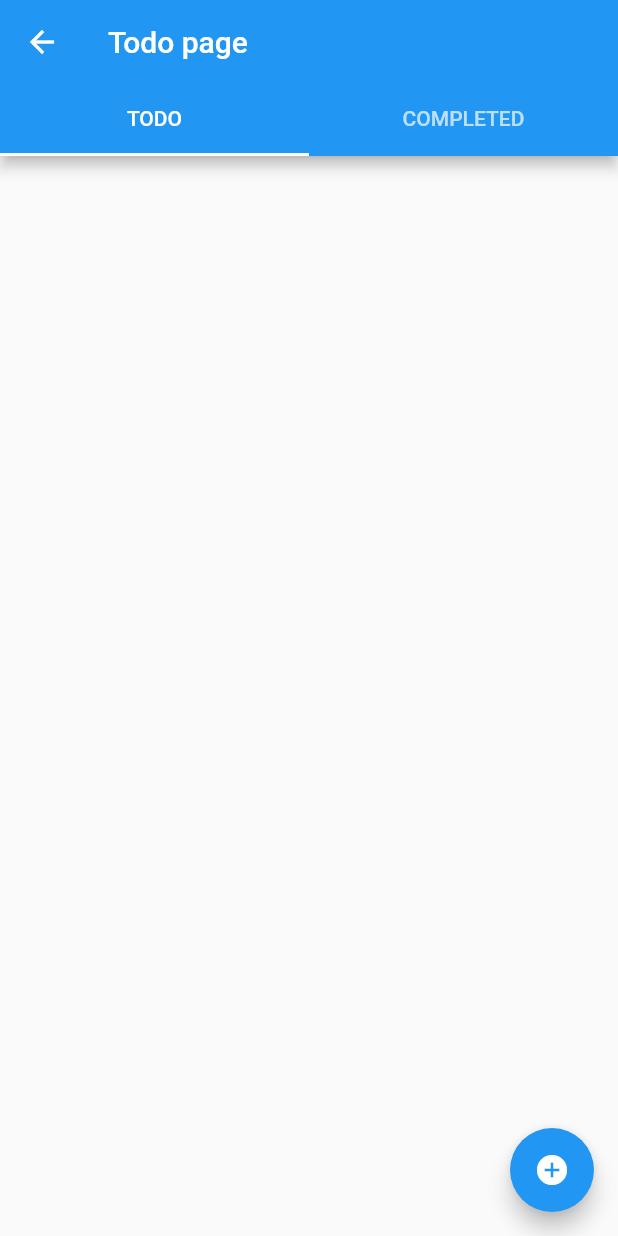
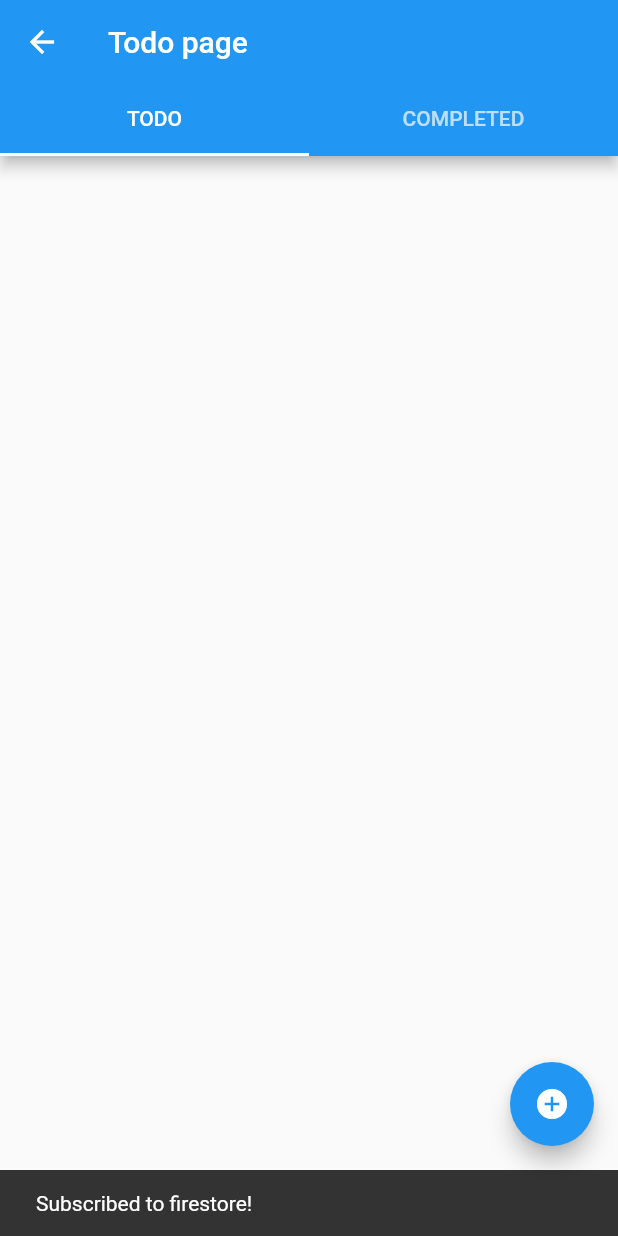
Before and after one commit to dangtuandat1995/inspius-todo, a Flutter app: the screen it shows after launch, after a tap on the "toc" icon, on a phone screen of 412 x 824 dp. Run offline on Flutter 3.47's test engine with Material 2 defaults, Android fonts, the phone set to English and light mode, and no system bars; our stand-ins replace bloc, cached_network_image, cloud_firestore, dartz, equatable, firebase_core and 6 more; accounts and stored records are empty.

Commit message:
update todo clean architecture

```diff
--- a/lib/core/usecase/usecase.dart
+++ b/lib/core/usecase/usecase.dart
@@ -4,3 +4,5 @@ import 'package:todo_firestore/core/failures/failure.dart';
 abstract class Usecase<ReturnType, Param> {
   Future<Either<Failure, ReturnType>> call(Param param);
 }
+
+class NoParams {}
--- /dev/null
+++ b/lib/features/todo/data/data_source/todo_data_source.dart
@@ -0,0 +1,21 @@
+import 'package:cloud_firestore/cloud_firestore.dart';
+import 'package:dartz/dartz.dart';
+import 'package:injectable/injectable.dart';
+import 'package:internet_connection_checker/internet_connection_checker.dart';
+import 'package:todo_firestore/core/failures/connection_failure.dart';
+import 'package:todo_firestore/core/failures/failure.dart';
+
+@injectable
+class TodoDataSource {
+  final InternetConnectionChecker connectionChecker;
+
+  TodoDataSource({required this.connectionChecker});
+
+  Future<Either<Failure, CollectionReference<Map<String, dynamic>>>>
+      getTodoCollection() async {
+    final isConnected = await connectionChecker.hasConnection;
+    if (!isConnected) return Left(ConnectionFailure());
+
+    return Right(FirebaseFirestore.instance.collection('todo'));
+  }
+}
--- a/lib/features/todo/domain/usecases/create_task.dart
+++ b/lib/features/todo/domain/usecases/create_task.dart
@@ -1,16 +1,18 @@
-import 'package:cloud_firestore/cloud_firestore.dart';
-import 'package:todo_firestore/features/todo/data/models/user_task_model.dart';
+import 'package:injectable/injectable.dart';
+import 'package:todo_firestore/core/failures/failure.dart';
+import 'package:dartz/dartz.dart';
+import 'package:todo_firestore/core/usecase/usecase.dart';
 import 'package:todo_firestore/features/todo/domain/entities/user_task.dart';
+import 'package:todo_firestore/features/todo/domain/repository/todo_repository.dart';
 
-class CreateTask {
-  Future<void> call(UserTask task) async {
-    final doc = FirebaseFirestore.instance.collection('todo').doc();
-    final taskWithId = UserTaskModel(
-      id: doc.id,
-      taskTitle: task.taskTitle,
-      taskDesc: task.taskDesc,
-      taskStatus: task.taskStatus,
-    );
-    await doc.set(taskWithId.toJson());
+@injectable
+class CreateTask extends Usecase<void, UserTask> {
+  final TodoRepository repository;
+
+  CreateTask({required this.repository});
+
+  @override
+  Future<Either<Failure, void>> call(UserTask param) async {
+    return repository.createTask(param);
   }
 }
--- a/lib/features/todo/domain/usecases/delete_task.dart
+++ b/lib/features/todo/domain/usecases/delete_task.dart
@@ -1,8 +1,18 @@
-import 'package:cloud_firestore/cloud_firestore.dart';
+import 'package:injectable/injectable.dart';
+import 'package:todo_firestore/core/failures/failure.dart';
+import 'package:dartz/dartz.dart';
+import 'package:todo_firestore/core/usecase/usecase.dart';
+import 'package:todo_firestore/features/todo/domain/repository/todo_repository.dart';
 
-class DeleteTask {
-  Future<void> call(String taskId) async {
-    final doc = FirebaseFirestore.instance.collection('todo').doc(taskId);
-    await doc.delete();
+import '../entities/user_task.dart';
+
+@injectable
+class DeleteTask extends Usecase<void, UserTask> {
+  final TodoRepository repository;
+
+  DeleteTask({required this.repository});
+  @override
+  Future<Either<Failure, void>> call(UserTask param) async {
+    return repository.deleteTask(param);
   }
 }
--- a/lib/features/todo/domain/usecases/read_task.dart
+++ b/lib/features/todo/domain/usecases/read_task.dart
@@ -1,16 +1,18 @@
-import 'package:cloud_firestore/cloud_firestore.dart';
-import 'package:todo_firestore/features/todo/data/models/user_task_model.dart';
+import 'package:injectable/injectable.dart';
+import 'package:todo_firestore/core/failures/failure.dart';
+import 'package:dartz/dartz.dart';
+import 'package:todo_firestore/core/usecase/usecase.dart';
 import 'package:todo_firestore/features/todo/domain/entities/user_task.dart';
+import 'package:todo_firestore/features/todo/domain/repository/todo_repository.dart';
 
-class ReadTask {
-  Stream<List<UserTask>> call() {
-    return FirebaseFirestore.instance
-        .collection('todo')
-        .snapshots()
-        .map((event) => event.docs
-            .map(
-              (e) => UserTaskModel.fromJson(e.data()),
-            )
-            .toList());
+@injectable
+class ReadTask extends Usecase<Stream<List<UserTask>>, NoParams> {
+  final TodoRepository repository;
+
+  ReadTask({required this.repository});
+
+  @override
+  Future<Either<Failure, Stream<List<UserTask>>>> call(NoParams param) {
+    return repository.readTask();
   }
 }
--- a/lib/features/todo/domain/usecases/update_task.dart
+++ b/lib/features/todo/domain/usecases/update_task.dart
@@ -1,17 +1,17 @@
-import 'package:cloud_firestore/cloud_firestore.dart';
-import 'package:todo_firestore/features/todo/data/models/user_task_model.dart';
+import 'package:injectable/injectable.dart';
+import 'package:todo_firestore/core/failures/failure.dart';
+import 'package:dartz/dartz.dart';
+import 'package:todo_firestore/core/usecase/usecase.dart';
 import 'package:todo_firestore/features/todo/domain/entities/user_task.dart';
+import 'package:todo_firestore/features/todo/domain/repository/todo_repository.dart';
 
-class UpdateTask {
-  Future<void> call(UserTask task) async {
-    final doc = FirebaseFirestore.instance.collection('todo').doc(task.id);
-    final taskModel = UserTaskModel(
-      id: task.id,
-      taskTitle: task.taskTitle,
-      taskDesc: task.taskDesc,
-      taskStatus: task.taskStatus,
-    );
+@injectable
+class UpdateTask extends Usecase<void, UserTask> {
+  final TodoRepository repository;
 
-    await doc.update(taskModel.toJson());
+  UpdateTask({required this.repository});
+  @override
+  Future<Either<Failure, void>> call(UserTask param) async {
+    return repository.updateTask(param);
   }
 }
--- /dev/null
+++ b/lib/features/todo/presentation/bloc/todo_bloc.dart
@@ -0,0 +1,58 @@
+import 'package:bloc/bloc.dart';
+import 'package:equatable/equatable.dart';
+import 'package:injectable/injectable.dart';
+import 'package:todo_firestore/core/usecase/usecase.dart';
+import 'package:todo_firestore/features/todo/domain/entities/user_task.dart';
+import 'package:todo_firestore/features/todo/domain/usecases/create_task.dart';
+import 'package:todo_firestore/features/todo/domain/usecases/delete_task.dart';
+import 'package:todo_firestore/features/todo/domain/usecases/read_task.dart';
+import 'package:todo_firestore/features/todo/domain/usecases/update_task.dart';
+
+part 'todo_event.dart';
+part 'todo_state.dart';
+
+@injectable
+class TodoBloc extends Bloc<TodoEvent, TodoState> {
+  final CreateTask createTask;
+  final ReadTask readTask;
+  final UpdateTask updateTask;
+  final DeleteTask deleteTask;
+  TodoBloc({
+    required this.createTask,
+    required this.readTask,
+    required this.updateTask,
+    required this.deleteTask,
+  }) : super(TodoInitial()) {
+    on<TodoEvent>((event, emit) async {
+      if (event is CreateTaskEvent) {
+        emit(LoadingState());
+        final result = await createTask(event.task);
+        result.fold(
+          (l) => emit(ErrorState(message: l.message)),
+          (r) => emit(CreateTaskState()),
+        );
+      } else if (event is ReadTaskEvent) {
+        emit(LoadingState());
+        final result = await readTask(NoParams());
+        result.fold(
+          (l) => emit(ErrorState(message: l.message)),
+          (r) => emit(ReadTaskState(taskStream: r)),
+        );
+      } else if (event is UpdateTaskEvent) {
+        emit(LoadingState());
+        final result = await updateTask(event.task);
+        result.fold(
+          (l) => emit(ErrorState(message: l.message)),
+          (r) => emit(UpdateTaskState()),
+        );
+      } else if (event is DeleteTaskEvent) {
+        emit(LoadingState());
+        final result = await deleteTask(event.task);
+        result.fold(
+          (l) => emit(ErrorState(message: l.message)),
+          (r) => emit(DeleteTaskState()),
+        );
+      }
+    });
+  }
+}
--- /dev/null
+++ b/lib/features/todo/presentation/bloc/todo_event.dart
@@ -0,0 +1,39 @@
+part of 'todo_bloc.dart';
+
+abstract class TodoEvent extends Equatable {
+  const TodoEvent();
+}
+
+class CreateTaskEvent extends TodoEvent {
+  final UserTask task;
+
+  const CreateTaskEvent({required this.task});
+
+  @override
+  List<Object?> get props => [task];
+}
+
+class ReadTaskEvent extends TodoEvent {
+  const ReadTaskEvent();
+
+  @override
+  List<Object?> get props => [];
+}
+
+class UpdateTaskEvent extends TodoEvent {
+  final UserTask task;
+
+  const UpdateTaskEvent({required this.task});
+
+  @override
+  List<Object?> get props => [task];
+}
+
+class DeleteTaskEvent extends TodoEvent {
+  final UserTask task;
+
+  const DeleteTaskEvent({required this.task});
+
+  @override
+  List<Object?> get props => [task];
+}
--- /dev/null
+++ b/lib/features/todo/presentation/bloc/todo_state.dart
@@ -0,0 +1,48 @@
+part of 'todo_bloc.dart';
+
+abstract class TodoState extends Equatable {
+  const TodoState();
+}
+
+class TodoInitial extends TodoState {
+  @override
+  List<Object?> get props => [];
+}
+
+class LoadingState extends TodoState {
+  @override
+  List<Object?> get props => [];
+}
+
+class ErrorState extends TodoState {
+  final String message;
+
+  const ErrorState({required this.message});
+
+  @override
+  List<Object?> get props => [message];
+}
+
+class CreateTaskState extends TodoState {
+  @override
+  List<Object?> get props => [];
+}
+
+class ReadTaskState extends TodoState {
+  final Stream<List<UserTask>> taskStream;
+
+  const ReadTaskState({required this.taskStream});
+
+  @override
+  List<Object?> get props => [taskStream];
+}
+
+class UpdateTaskState extends TodoState {
+  @override
+  List<Object?> get props => [];
+}
+
+class DeleteTaskState extends TodoState {
+  @override
+  List<Object?> get props => [];
+}
--- a/lib/features/todo/presentation/page/todo_page.dart
+++ b/lib/features/todo/presentation/page/todo_page.dart
@@ -1,16 +1,36 @@
 import 'package:flutter/material.dart';
+import 'package:flutter_bloc/flutter_bloc.dart';
 import 'package:todo_firestore/features/todo/domain/entities/user_task.dart';
+import 'package:todo_firestore/features/todo/presentation/provider/todo_provider.dart';
 import 'package:todo_firestore/features/todo/presentation/widgets/task_dialog.dart';
 import 'package:todo_firestore/features/todo/presentation/widgets/todo_tab_view.dart';
 
-class TodoPage extends StatelessWidget {
+import '../bloc/todo_bloc.dart';
+
+final _scaffoldKey = GlobalKey<ScaffoldState>();
+
+class TodoPage extends StatefulWidget {
   const TodoPage({super.key});
+
+  @override
+  State<TodoPage> createState() => _TodoPageState();
+}
+
+class _TodoPageState extends State<TodoPage> {
+  late Stream<List<UserTask>> taskStream;
+
+  @override
+  void initState() {
+    super.initState();
+    context.read<TodoBloc>().add(const ReadTaskEvent());
+  }
 
   @override
   Widget build(BuildContext context) {
     return DefaultTabController(
       length: 2,
       child: Scaffold(
+        key: _scaffoldKey,
         appBar: AppBar(
           title: const Text('Todo page'),
           bottom: const TabBar(
@@ -20,11 +40,64 @@ class TodoPage extends StatelessWidget {
             ],
           ),
         ),
-        body: const TabBarView(
-          children: [
-            TodoTabView(taskStatus: TaskStatus.unfinished),
-            TodoTabView(taskStatus: TaskStatus.complete),
-          ],
+        body: BlocConsumer<TodoBloc, TodoState>(
+          listener: (context, state) {
+            if (state is ErrorState) {
+              showDialog(
+                context: context,
+                builder: (context) => AlertDialog(
+                  title: Text(state.message),
+                  actions: [
+                    TextButton(
+                      onPressed: () {
+                        Navigator.of(context).pop();
+                      },
+                      child: const Text('Okay'),
+                    ),
+                  ],
+                ),
+              );
+            } else if (state is CreateTaskState) {
+              ScaffoldMessenger.of(context).showSnackBar(
+                const SnackBar(content: Text('New task is created!')),
+              );
+            } else if (state is ReadTaskState) {
+              taskStream = state.taskStream;
+              taskStream.listen((tasks) {
+                _scaffoldKey.currentContext?.read<TodoProvider>().tasks = tasks;
+              });
+              ScaffoldMessenger.of(context).showSnackBar(
+                const SnackBar(content: Text('Subscribed to firestore!')),
+              );
+            } else if (state is UpdateTaskState) {
+              ScaffoldMessenger.of(context).showSnackBar(
+                const SnackBar(content: Text('Task information is updated!')),
+              );
+            } else if (state is DeleteTaskState) {
+              ScaffoldMessenger.of(context).showSnackBar(
+                const SnackBar(content: Text('Task is deleted!')),
+              );
+            }
+          },
+          builder: (context, state) {
+            return Stack(
+              children: [
+                const TabBarView(
+                  children: [
+                    TodoTabView(taskStatus: TaskStatus.unfinished),
+                    TodoTabView(taskStatus: TaskStatus.complete),
+                  ],
+                ),
+                if (state is LoadingState)
+                  Container(
+                    color: Colors.black.withOpacity(0.3),
+                    child: const Center(
+                      child: CircularProgressIndicator(),
+                    ),
+                  ),
+              ],
+            );
+          },
         ),
         floatingActionButton: FloatingActionButton(
           heroTag: 'add todo',
--- /dev/null
+++ b/lib/features/todo/presentation/provider/todo_provider.dart
@@ -0,0 +1,14 @@
+import 'package:flutter/material.dart';
+
+import '../../domain/entities/user_task.dart';
+
+class TodoProvider extends ChangeNotifier {
+  List<UserTask> _tasks = [];
+
+  List<UserTask> get tasks => _tasks;
+
+  set tasks(List<UserTask> val) {
+    _tasks = val;
+    notifyListeners();
+  }
+}
--- a/lib/features/todo/presentation/widgets/todo_tab_view.dart
+++ b/lib/features/todo/presentation/widgets/todo_tab_view.dart
@@ -1,10 +1,10 @@
 import 'package:flutter/material.dart';
 import 'package:flutter_slidable/flutter_slidable.dart';
+import 'package:provider/provider.dart';
+import 'package:todo_firestore/features/todo/presentation/bloc/todo_bloc.dart';
+import 'package:todo_firestore/features/todo/presentation/provider/todo_provider.dart';
 
 import '../../domain/entities/user_task.dart';
-import '../../domain/usecases/delete_task.dart';
-import '../../domain/usecases/read_task.dart';
-import '../../domain/usecases/update_task.dart';
 import 'task_dialog.dart';
 
 class TodoTabView extends StatefulWidget {
@@ -15,18 +15,15 @@ class TodoTabView extends StatefulWidget {
   State<TodoTabView> createState() => _TodoTabViewState();
 }
 
-class _TodoTabViewState extends State<TodoTabView> {
-  final updateTask = UpdateTask();
-  final readTask = ReadTask();
-  final deleteTask = DeleteTask();
+class _TodoTabViewState extends State<TodoTabView>
+    with AutomaticKeepAliveClientMixin {
   @override
   Widget build(BuildContext context) {
-    return StreamBuilder<List<UserTask>>(
-      initialData: const [],
-      stream: readTask(),
-      builder: (context, snapshot) {
-        if (snapshot.data == null) return const SizedBox();
-        final todos = snapshot.data!
+    super.build(context);
+    return Selector<TodoProvider, List<UserTask>>(
+      selector: (_, provider) => provider.tasks,
+      builder: (context, tasks, child) {
+        final filteredTasks = tasks
             .where(
               (element) => element.taskStatus == widget.taskStatus,
             )
@@ -34,7 +31,7 @@ class _TodoTabViewState extends State<TodoTabView> {
 
         return ListView.separated(
           itemBuilder: (context, index) {
-            final todo = todos[index];
+            final todo = filteredTasks[index];
             return Slidable(
               endActionPane: ActionPane(
                 extentRatio: 0.2,
@@ -42,7 +39,9 @@ class _TodoTabViewState extends State<TodoTabView> {
                 children: [
                   SlidableAction(
                     onPressed: (context) {
-                      deleteTask(todo.id);
+                      context.read<TodoBloc>().add(DeleteTaskEvent(
+                            task: todo,
+                          ));
                     },
                     label: 'Delete',
                     icon: Icons.delete,
@@ -58,13 +57,16 @@ class _TodoTabViewState extends State<TodoTabView> {
                       ? const Icon(Icons.check_box_outline_blank)
                       : const Icon(Icons.check_box, color: Colors.green),
                   onPressed: () {
-                    updateTask(UserTask(
+                    context.read<TodoBloc>().add(UpdateTaskEvent(
+                          task: UserTask(
                             id: todo.id,
                             taskTitle: todo.taskTitle,
                             taskDesc: todo.taskDesc,
-                      taskStatus: widget.taskStatus == TaskStatus.unfinished
+                            taskStatus:
+                                widget.taskStatus == TaskStatus.unfinished
                                     ? TaskStatus.complete
                                     : TaskStatus.unfinished,
+                          ),
                         ));
                   },
                 ),
@@ -90,9 +92,12 @@ class _TodoTabViewState extends State<TodoTabView> {
           separatorBuilder: (_, __) {
             return const SizedBox(height: 10);
           },
-          itemCount: todos.length,
+          itemCount: filteredTasks.length,
         );
       },
     );
   }
+
+  @override
+  bool get wantKeepAlive => true;
 }
--- a/lib/main.dart
+++ b/lib/main.dart
@@ -5,6 +5,8 @@ import 'package:provider/provider.dart';
 import 'package:todo_firestore/core/dependency_injections/dependency_injections.dart';
 import 'package:todo_firestore/features/home/presentation/page/home_page.dart';
 import 'package:todo_firestore/features/home/presentation/provider/home_provider.dart';
+import 'package:todo_firestore/features/todo/presentation/bloc/todo_bloc.dart';
+import 'package:todo_firestore/features/todo/presentation/provider/todo_provider.dart';
 
 import 'features/home/presentation/bloc/home_bloc.dart';
 import 'firebase_options.dart';
@@ -32,6 +34,12 @@ class MyApp extends StatelessWidget {
         ChangeNotifierProvider(
           create: (context) => HomeProvider(),
         ),
+        BlocProvider(
+          create: (context) => getIt<TodoBloc>(),
+        ),
+        ChangeNotifierProvider(
+          create: (context) => TodoProvider(),
+        ),
       ],
       builder: (context, child) {
         return const MaterialApp(
```
Also changed, not shown: lib/features/todo/data/todo_repository_impl.dart (added, +98 -0 lines), lib/features/todo/domain/repository/todo_repository.dart (added, +10 -0 lines), lib/features/todo/presentation/widgets/task_dialog.dart (+10 -11 lines), lib/core/dependency_injections/dependency_injections.config.dart. Lines whose indentation alone changed are shown as unchanged.
